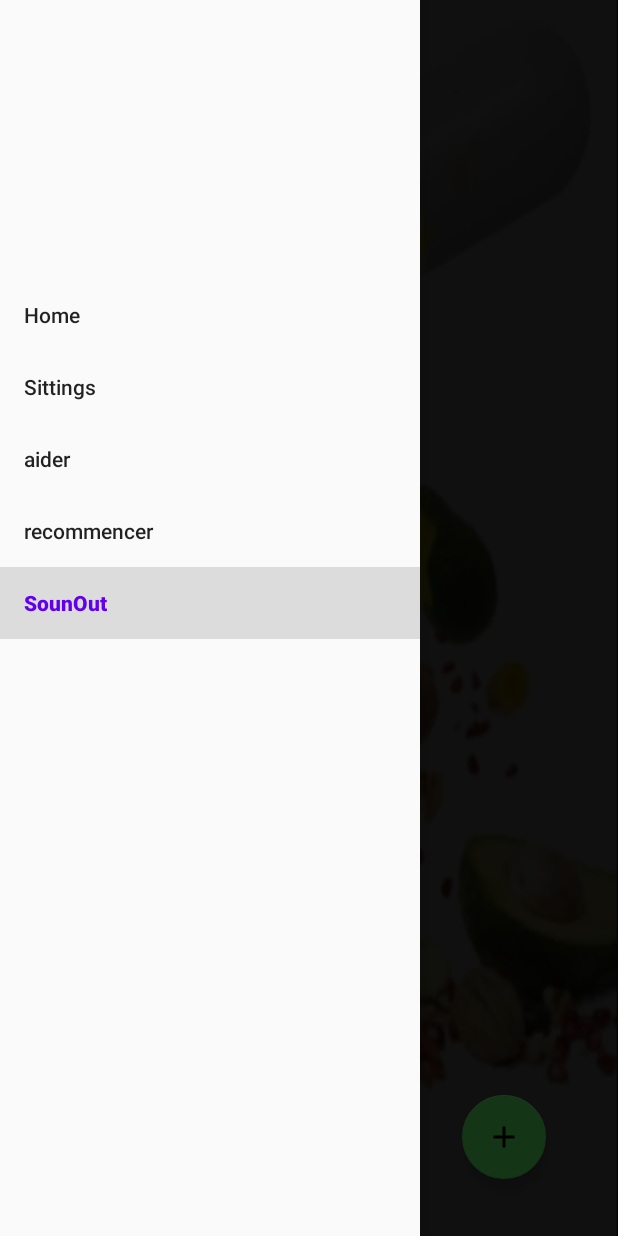
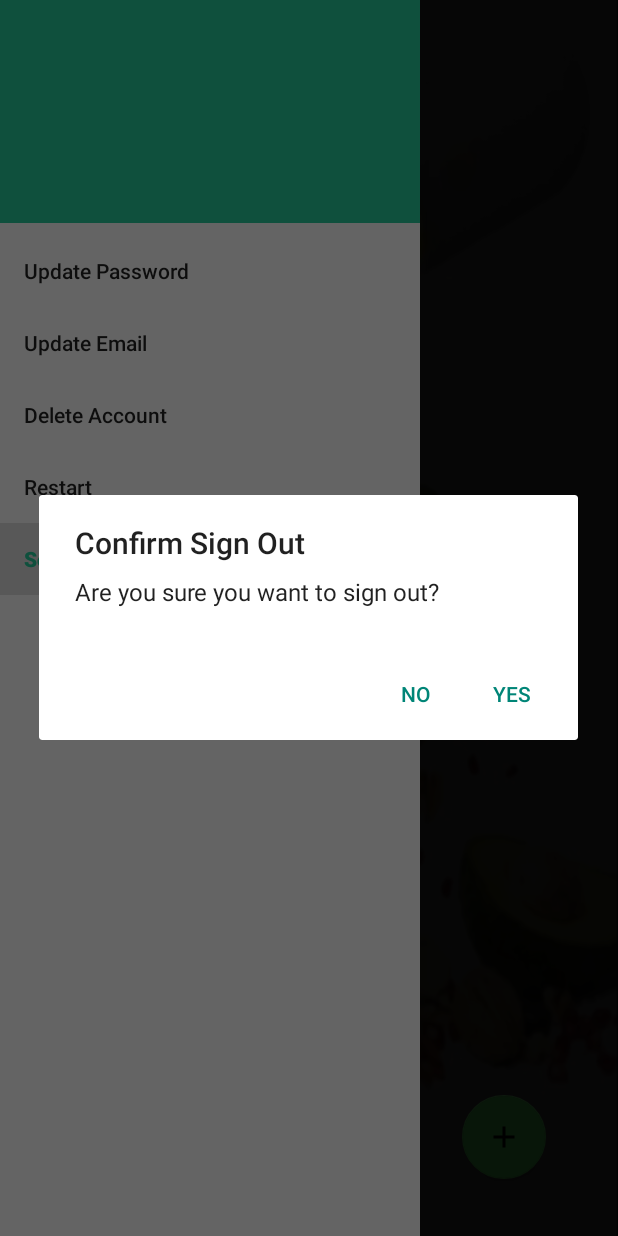
Before and after one commit to khadijaMadane/nutfit, an Android app: the NutrientsName screen opened directly, with no data from a screen before it, in the side drawer, after a tap on "SounOut", on a phone screen of 412 x 824 dp. Run offline under Robolectric (Android 15) with nearby library versions, the phone set to English and light mode, and no system bars; our stand-ins replace CircleImageView, Firebase (no records; nobody signed in at launch, a user with empty details on screens opened directly); 2 statements that could not run were skipped.

Commit message:
changeees2

```diff
--- a/app/src/main/java/com/example/nutfit/NutrientsName.kt
+++ b/app/src/main/java/com/example/nutfit/NutrientsName.kt
@@ -2,6 +2,7 @@ package com.example.nutfit
 
 import android.annotation.SuppressLint
 import android.content.Intent
+import android.content.res.ColorStateList
 import androidx.appcompat.app.AppCompatActivity
 import android.os.Bundle
 import android.util.Half.toFloat
@@ -10,9 +11,11 @@ import android.view.LayoutInflater
 import android.view.MenuItem
 import android.widget.Button
 import android.widget.EditText
+import android.widget.TextView
 import android.widget.Toast
 import androidx.appcompat.app.ActionBarDrawerToggle
 import androidx.appcompat.app.AlertDialog
+import androidx.core.content.ContextCompat
 import androidx.drawerlayout.widget.DrawerLayout
 import androidx.recyclerview.widget.LinearLayoutManager
 import androidx.recyclerview.widget.RecyclerView
@@ -20,6 +23,8 @@ import com.google.android.material.floatingactionbutton.FloatingActionButton
 import com.example.nutfit.UserAdapterNut
 import com.example.nutfit.nutValues
 import com.google.android.material.navigation.NavigationView
+import com.google.firebase.auth.FirebaseAuth
+import com.google.firebase.firestore.FirebaseFirestore
 
 class NutrientsName : AppCompatActivity() {
     private var nutrientCount = 0
@@ -82,44 +87,89 @@ class NutrientsName : AppCompatActivity() {
                 startActivity(it)
             }}
 
+        val navigationView = findViewById<NavigationView>(R.id.nav_view)
+        val headerView = navigationView.getHeaderView(0)
+
+        val db = FirebaseFirestore.getInstance()
+        val userID = FirebaseAuth.getInstance().currentUser!!.uid
+        val userRef = db.collection("users").document(userID) // Remplacez "users" par le nom de votre collection et "userId" par l'ID de l'utilisateur
+
+        userRef.get().addOnSuccessListener { document ->
+            if (document != null) {
+                val usernam = document.getString("Name")
+                println("userName est : $usernam")// Remplacez "username" par le nom du champ contenant le nom d'utilisateur dans votre document Firestore
+                if (usernam != null) {
+                    val usernameTextView = headerView.findViewById<TextView>(R.id.username) // Remplacez "usernameTextView" par l'ID de votre TextView
+                    usernameTextView.text = usernam
+                    usernameTextView.setText(usernam)
+                }
+            }}
+
+
+        val authProfile = FirebaseAuth.getInstance()
+        val firebaseUser = authProfile.currentUser
+
+        val userEmail= firebaseUser?.getEmail()
+
+        println("email est : $userEmail")
+
+
+        val emailTextView = headerView.findViewById<TextView>(R.id.email_nav)
+        // emailTextView.text = userEmail
+        emailTextView.setText(userEmail)
         val drawerLayout: DrawerLayout = findViewById(R.id.drawerLayoutId)
         val navView: NavigationView = findViewById(R.id.nav_view)
         toggle = ActionBarDrawerToggle(this, drawerLayout, R.string.open, R.string.close)
         drawerLayout.addDrawerListener(toggle)
         toggle.syncState()
         supportActionBar?.setDisplayHomeAsUpEnabled(true)
-                navView.setNavigationItemSelectedListener {
-                    when (it.itemId) {
-                        R.id.home -> Toast.makeText(
-                            applicationContext,
-                            "Clicked Home",
-                            Toast.LENGTH_SHORT
-                        ).show()
-                        R.id.sitting -> Toast.makeText(
-                            applicationContext,
-                            "Clicked Sittings",
-                            Toast.LENGTH_SHORT
-                        ).show()
-                        R.id.aide -> Toast.makeText(
-                            applicationContext,
-                            "Clicked aide",
-                            Toast.LENGTH_SHORT
-                        ).show()
-                        R.id.recommencer -> Toast.makeText(
-                            applicationContext,
-                            "Clicked recommencer",
-                            Toast.LENGTH_SHORT
-                        ).show()
-                        R.id.signout -> Toast.makeText(
-                            applicationContext,
-                            "Clicked signout",
-                            Toast.LENGTH_SHORT
-                        ).show()
+        navView.setNavigationItemSelectedListener { menuItem ->
+            when (menuItem.itemId) {
+                R.id.home, R.id.sitting, R.id.aide, R.id.recommencer, R.id.signout -> {
+                    Toast.makeText(applicationContext, "Clicked ${menuItem.title}", Toast.LENGTH_SHORT).show()
+                    menuItem.isChecked = true
+                    menuItem.icon?.setTintList(ColorStateList.valueOf(ContextCompat.getColor(applicationContext, R.color.green))) // Change to the desired green color
+                    navView.setBackgroundColor(ContextCompat.getColor(applicationContext, R.color.green)) // Change to the desired green color
+                    true
+                }
+                else -> false
+            }
+        }
+        navView.setNavigationItemSelectedListener { menuItem ->
+            when (menuItem.itemId) {
+                R.id.home -> {
+                    val intent = Intent(this, changePasswrord::class.java)
+                    startActivity(intent)
+                    true
+                }
+                R.id.sitting -> {
+                    // Handle "Settings" click
+                    val intent = Intent(this, changeEmail::class.java)
+                    startActivity(intent)
+                    true
+                }
+                R.id.aide -> {
+                    // Handle "Help" click
+                    val intent = Intent(this, deleteAccount::class.java)
+                    startActivity(intent)
+                    true
+                }
+                R.id.recommencer -> {
+                    val intent = Intent(this, IngregientsName::class.java)
+                    startActivity(intent)
+                    // Handle "Restart" click
+                    true
+                }
+                R.id.signout -> {
+                    showSignOutConfirmationDialog()
+                    // Handle "Sign Out" click
+                    true
+                }
+                else -> false
+            }
+        }
 
-                    }
-                    true
 
-                }
 
         /**set List*/
                 userList = ArrayList()
@@ -184,5 +234,28 @@ class NutrientsName : AppCompatActivity() {
         return super.onOptionsItemSelected(item)
     }
 
+    private fun performSignOut() {
+        // Perform sign out logic here
+        // For example, navigate to the login screen or clear user session
+        val intent = Intent(this, SignIn::class.java)
+        intent.flags = Intent.FLAG_ACTIVITY_NEW_TASK or Intent.FLAG_ACTIVITY_CLEAR_TASK
+        startActivity(intent)
+        finish()
+    }
+    private fun showSignOutConfirmationDialog() {
+        val builder = AlertDialog.Builder(this)
+        builder.setTitle("Confirm Sign Out")
+            .setMessage("Are you sure you want to sign out?")
+            .setPositiveButton("Yes") { dialog, _ ->
+                // Handle sign out
+                performSignOut()
+                dialog.dismiss()
+            }
+            .setNegativeButton("No") { dialog, _ ->
+                dialog.dismiss()
+            }
+            .show()
+    }
+
 
 }
--- a/app/src/main/res/layout/activity_menuu_page.xml
+++ b/app/src/main/res/layout/activity_menuu_page.xml
@@ -27,6 +27,7 @@
 </androidx.constraintlayout.widget.ConstraintLayout>
 
 <com.google.android.material.navigation.NavigationView
+
     android:id="@+id/nav_view"
     android:layout_width="wrap_content"
     android:layout_height="match_parent"
--- a/app/src/main/res/layout/nav_header.xml
+++ b/app/src/main/res/layout/nav_header.xml
@@ -1,16 +1,19 @@
 <?xml version="1.0" encoding="utf-8"?>
-<LinearLayout
-    xmlns:android="http://schemas.android.com/apk/res/android"
+<LinearLayout xmlns:android="http://schemas.android.com/apk/res/android"
     xmlns:tools="http://schemas.android.com/tools"
     android:layout_width="match_parent"
     android:layout_height="match_parent"
+    xmlns:app="http://schemas.android.com/apk/res-auto"
     android:orientation="vertical"
-    android:layout_marginTop="16dp"
-    android:layout_marginStart="16dp">
+    android:layout_marginTop="0dp"
+    android:layout_marginStart="0dp"
+    android:background="@color/green">
 
     <de.hdodenhof.circleimageview.CircleImageView
         android:layout_width="60dp"
         android:layout_height="60dp"
+        app:civ_circle_background_color="@color/white"
+        app:civ_border_color="@color/white"
 
 
 
@@ -32,7 +35,7 @@
 
 
         android:paddingTop="8dp"
-        android:textSize="20dp"/>
+        android:textSize="10dp"/>
         <View
             android:layout_width="wrap_content"
             android:layout_height="1dp"
--- a/app/src/main/res/menu/nav_menu.xml
+++ b/app/src/main/res/menu/nav_menu.xml
@@ -6,16 +6,16 @@ xmlns:tools="http://schemas.android.com/tools"
 <group android:checkableBehavior="single">
     <item
         android:id="@+id/home"
-        android:title="Home"/>
+        android:title="Update Password"/>
     <item
         android:id="@+id/sitting"
-        android:title="Sittings"/>
+        android:title="Update Email"/>
     <item
         android:id="@+id/aide"
-        android:title="aider"/>
+        android:title="Delete Account"/>
     <item
         android:id="@+id/recommencer"
-        android:title="recommencer"/>
+        android:title="Restart"/>
     <item
         android:id="@+id/signout"
         android:title="SounOut"/>
--- a/app/src/main/res/values-night/themes.xml
+++ b/app/src/main/res/values-night/themes.xml
@@ -1,16 +1,16 @@
 <resources xmlns:tools="http://schemas.android.com/tools">
     <!-- Base application theme. -->
-    <style name="Theme.NutFit" parent="Theme.MaterialComponents.DayNight.DarkActionBar">
+    <style name="Theme.NutFit" parent="Theme.AppCompat.Light.NoActionBar">
         <!-- Primary brand color. -->
-        <item name="colorPrimary">@color/purple_200</item>
-        <item name="colorPrimaryVariant">@color/purple_700</item>
+        <item name="colorPrimary">@color/green</item>
+        <item name="colorPrimaryVariant">@color/green</item>
         <item name="colorOnPrimary">@color/black</item>
         <!-- Secondary brand color. -->
         <item name="colorSecondary">@color/teal_200</item>
         <item name="colorSecondaryVariant">@color/teal_200</item>
         <item name="colorOnSecondary">@color/black</item>
         <!-- Status bar color. -->
-        <item name="android:statusBarColor">?attr/colorPrimaryVariant</item>
+        <item name="android:statusBarColor">@color/black</item>
         <!-- Customize your theme here. -->
     </style>
 </resources>
--- a/app/src/main/res/values/themes.xml
+++ b/app/src/main/res/values/themes.xml
@@ -2,15 +2,15 @@
     <!-- Base application theme. -->
     <style name="Theme.NutFit" parent="Theme.AppCompat.Light.NoActionBar">
         <!-- Primary brand color. -->
-        <item name="colorPrimary">@color/purple_500</item>
-        <item name="colorPrimaryVariant">@color/purple_700</item>
+        <item name="colorPrimary">@color/green</item>
+        <item name="colorPrimaryVariant">@color/green</item>
         <item name="colorOnPrimary">@color/white</item>
         <!-- Secondary brand color. -->
         <item name="colorSecondary">@color/teal_200</item>
         <item name="colorSecondaryVariant">@color/teal_700</item>
         <item name="colorOnSecondary">@color/black</item>
         <!-- Status bar color. -->
-        <item name="android:statusBarColor">?attr/colorPrimaryVariant</item>
+        <item name="android:statusBarColor">@color/black</item>
         <!-- Customize your theme here. -->
     </style>
 </resources>
```
Also changed, not shown: app/src/main/java/com/example/nutfit/IngregientsName.kt (+12 -33 lines), app/src/main/java/com/example/nutfit/menuuPage.kt (+17 -2 lines), app/src/main/java/com/example/nutfit/nutValues.kt (+100 -26 lines), app/src/main/res/layout/navigation_view.xml (added, +11 -0 lines). Lines whose indentation alone changed are shown as unchanged.
